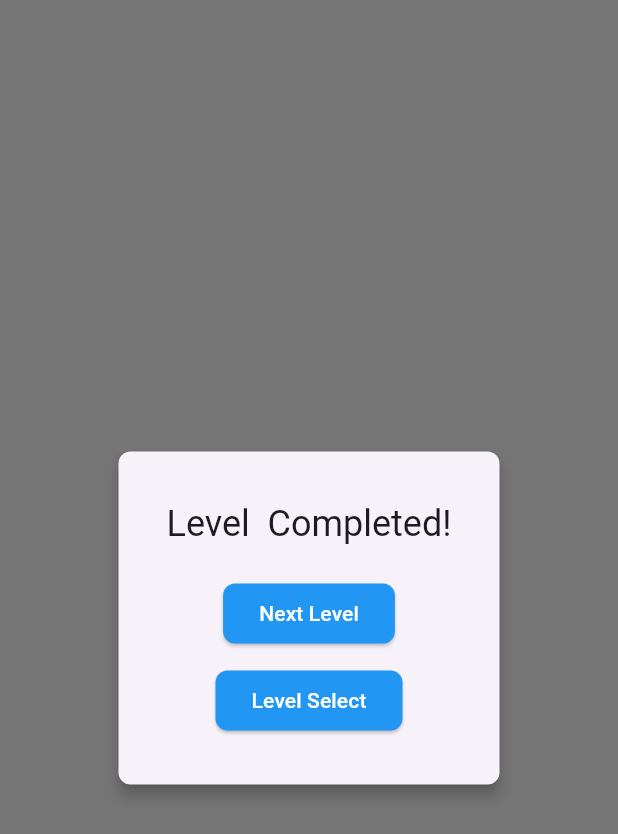
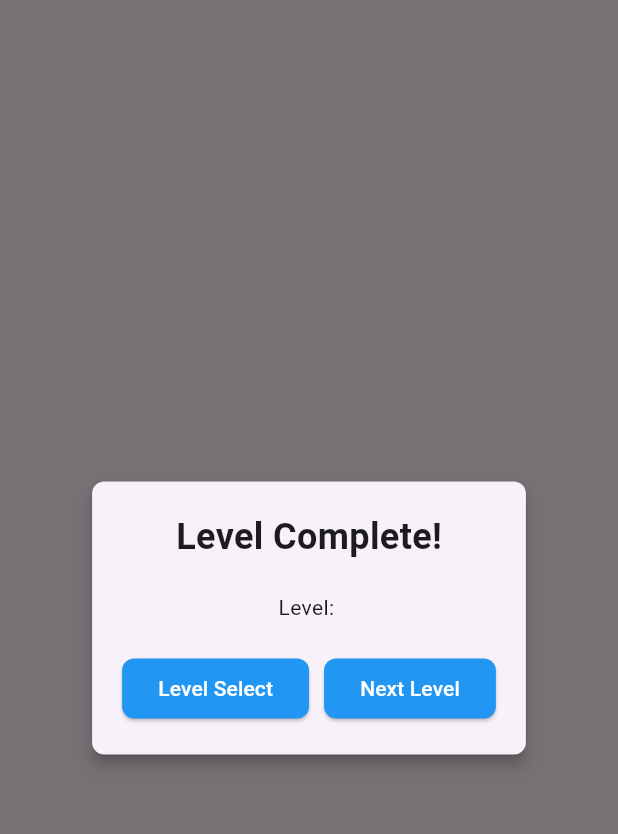
Before and after one commit to saiteja-d/circuit_stem, a Flutter app: the WinScreen widget shown alone on an empty page, opened directly with empty values, on a phone screen of 412 x 824 dp. Shown: the top 834 px of the screen. Run offline on Flutter 3.47's test engine with Material 3 defaults, Android fonts, the light colour scheme and no system bars; our stand-ins replace shared_preferences; missing offline and left inert: flame, flame_audio; accounts and stored records are empty.

Commit message:
refactor(game): update drag and tap event handling and level definition access
This commit refactors the `CircuitGame` class to use the new `TapCallbacks` and `DragCallbacks` mixins, aligning with recent Flame updates. It also updates how level dimensions are accessed from `LevelDefinition`, changing from a map lookup to direct property access.

Additionally, the `WinScreen` has been slightly restyled for better presentation, and the `levelId` is now passed to it from `GameScreen`. Minor cleanup in `LevelLoader` and `pubspec.yaml` dependencies is also included.

```diff
--- a/lib/models/level_definition.dart
+++ b/lib/models/level_definition.dart
@@ -1,4 +1,3 @@
-import 'dart:convert';
 
 /// Represents the definition of a game level.
 class LevelDefinition {
--- a/lib/screens/game_screen.dart
+++ b/lib/screens/game_screen.dart
@@ -50,6 +50,7 @@ class _GameScreenState extends State<GameScreen> {
             overlayBuilderMap: {
               'UiOverlay': (context, gameRef) => UiOverlay(game: gameRef),
               'WinScreen': (context, gameRef) => WinScreen(
+                levelId: widget.levelId,
                 onNextLevel: () {
                   gameRef.overlays.remove('WinScreen');
                   // TODO: Navigate to next level
--- a/lib/screens/win_screen.dart
+++ b/lib/screens/win_screen.dart
@@ -5,33 +5,45 @@ class WinScreen extends StatelessWidget {
   final VoidCallback onNextLevel;
   final VoidCallback onLevelSelect;
 
-  const WinScreen({Key? key, required this.levelId, required this.onNextLevel, required this.onLevelSelect}) : super(key: key);
+  const WinScreen({
+    Key? key,
+    required this.levelId,
+    required this.onNextLevel,
+    required this.onLevelSelect
+  }) : super(key: key);
 
   @override
   Widget build(BuildContext context) {
-    return Scaffold(
-      backgroundColor: Colors.black54, // Semi-transparent background
-      body: Center(
+    return Container(
+      color: Colors.black54,
+      child: Center(
         child: Card(
-          margin: const EdgeInsets.all(32.0),
+          margin: const EdgeInsets.all(20),
           child: Padding(
-            padding: const EdgeInsets.all(32.0),
+            padding: const EdgeInsets.all(20),
             child: Column(
               mainAxisSize: MainAxisSize.min,
               children: [
-                Text(
-                  'Level $levelId Completed!',
-                  style: Theme.of(context).textTheme.headlineSmall,
+                const Text(
+                  'Level Complete!',
+                  style: TextStyle(fontSize: 24, fontWeight: FontWeight.bold),
                 ),
                 const SizedBox(height: 20),
-                ElevatedButton(
-                  onPressed: onNextLevel,
-                  child: const Text('Next Level'),
-                ),
-                const SizedBox(height: 10),
-                ElevatedButton(
-                  onPressed: onLevelSelect,
-                  child: const Text('Level Select'),
+                Text('Level: $levelId'),
+                const SizedBox(height: 20),
+                Row(
+                  mainAxisSize: MainAxisSize.min,
+                  children: [
+                    ElevatedButton(
+                      onPressed: onLevelSelect,
+                      child: const Text('Level Select'),
+                    ),
+                    const SizedBox(width: 10),
+                    ElevatedButton(
+                      onPressed: onNextLevel,
+                      child: const Text('Next Level'),
+                    ),
+                  ],
                 ),
               ],
             ),
--- a/lib/services/level_loader.dart
+++ b/lib/services/level_loader.dart
@@ -1,4 +1,3 @@
-import 'package:flutter/services.dart';
 import 'package:flutter/foundation.dart';
 import '../models/level_definition.dart';
 
--- a/pubspec.yaml
+++ b/pubspec.yaml
@@ -11,17 +11,16 @@ environment:
 dependencies:
   flutter:
     sdk: flutter
-
+  flame: ^1.30.1
   cupertino_icons: ^1.0.2
-  flame: ^1.5.0
   flame_audio: ^2.0.0
   shared_preferences: ^2.0.15
   provider: ^6.0.5
-  flutter_lints: ^2.0.0
 
 dev_dependencies:
   flutter_test:
     sdk: flutter
+  flutter_lints: ^2.0.0
 
 flutter:
   uses-material-design: true
```
Also changed, not shown: lib/game/circuit_game.dart (+46 -24 lines).
